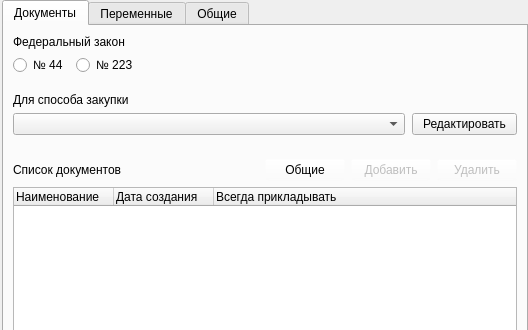
Before: the Qt Designer form interface/ui/settings.ui in Korolev-Oleg/Tend-Manager, drawn with Qt 5; both pictures show x 0 to 528 and y 0 to 330 of the 528 by 651 pixel window.
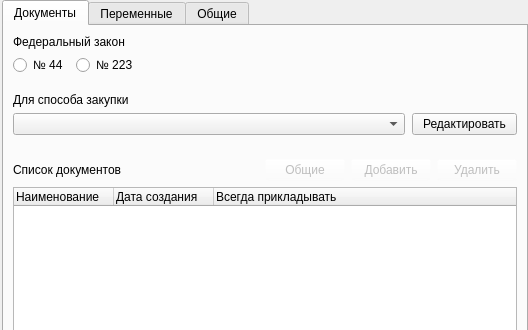
After: the same form once the commit is applied. Icons and pictures are not drawn.

```diff
--- a/interface/ui/settings.ui
+++ b/interface/ui/settings.ui
@@ -187,6 +187,9 @@
           </item>
           <item>
            <widget class="QPushButton" name="pushAllButton">
+            <property name="enabled">
+             <bool>false</bool>
+            </property>
             <property name="styleSheet">
              <string notr="true">background-color: rgba(255, 255, 255, 0);</string>
             </property>
```
